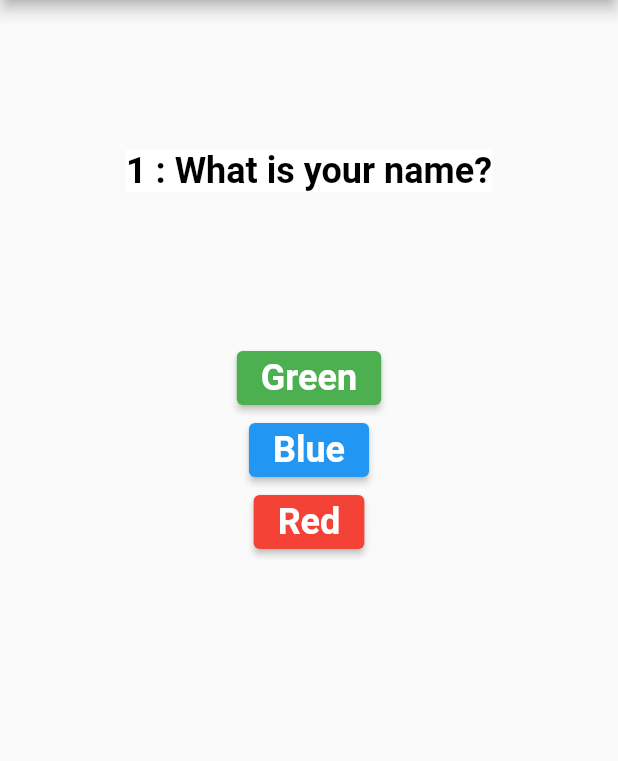
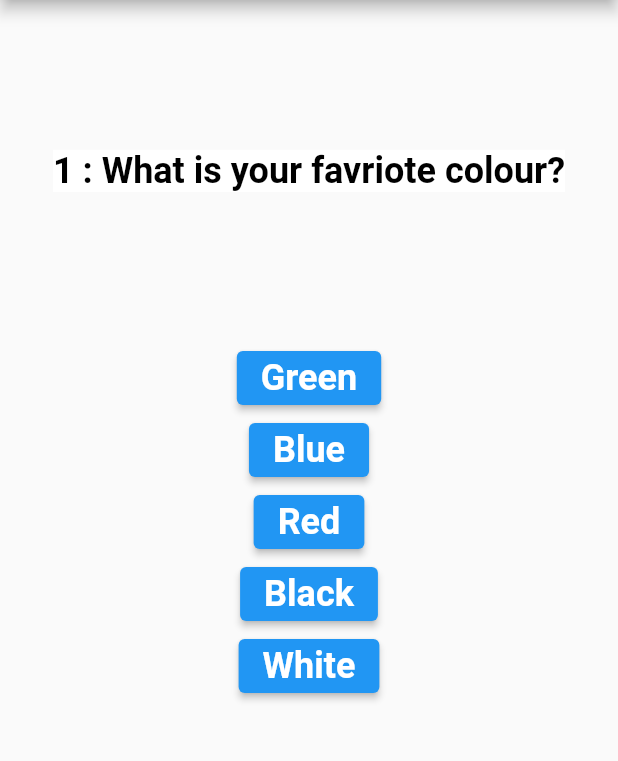
Before and after one commit to chetanlohar/flutter, a Flutter app: the screen it shows after launch, on a phone screen of 412 x 824 dp, the part 84-845 px from its top. Run offline on Flutter 3.47's test engine with Material 2 defaults, Android fonts, the phone set to English and light mode, and no system bars.

Commit message:
[RM-1] Assignment1

```diff
--- /dev/null
+++ b/assignment1/lib/main.dart
@@ -0,0 +1,28 @@
+import 'package:assignment1/text.dart';
+import 'package:assignment1/textcontrol.dart';
+import 'package:flutter/material.dart';
+
+class Assign1 extends StatefulWidget {
+  @override
+  State<StatefulWidget> createState() {
+    return Assign1State();
+  }
+}
+
+class Assign1State extends State<Assign1> {
+  @override
+  Widget build(BuildContext context) {
+    return MaterialApp(
+      home: Scaffold(
+        appBar: AppBar(
+          title: MyText('Assignment 1'),
+        ),
+        body: TextControl(),
+      ),
+    );
+  }
+}
+
+void main(List<String> args) {
+  runApp(Assign1());
+}
--- a/my_second_app/lib/answer.dart
+++ b/my_second_app/lib/answer.dart
@@ -1,11 +1,10 @@
 import 'package:flutter/material.dart';
 
 class Answer extends StatelessWidget {
-  final String name;
-  final MaterialColor materialColor;
+  final String _answerText;
   final Function _ansQuesHandler;
 
-  Answer(this.name, this.materialColor, this._ansQuesHandler);
+  Answer(this._answerText, this._ansQuesHandler);
 
   @override
   Widget build(BuildContext context) {
@@ -14,15 +13,16 @@
       child: ElevatedButton(
         onPressed: _ansQuesHandler,
         child: Text(
-          name,
+          _answerText,
           textAlign: TextAlign.center,
           style: TextStyle(
             fontWeight: FontWeight.bold,
             fontSize: 24,
+            color: Colors.white,
           ),
         ),
         style: ButtonStyle(
-          backgroundColor: MaterialStateProperty.all<Color>(materialColor),
+          backgroundColor: MaterialStateProperty.all<Color>(Colors.blue),
         ),
       ),
     );
--- a/my_second_app/lib/main.dart
+++ b/my_second_app/lib/main.dart
@@ -1,6 +1,7 @@
 import 'package:flutter/material.dart';
-import 'package:my_second_app/answer.dart';
 import 'package:my_second_app/question.dart';
+import 'package:my_second_app/quiz.dart';
+import 'package:my_second_app/result.dart';
 
 class ChetanApp extends StatefulWidget {
   @override
@@ -13,16 +14,27 @@
   int _idx = 0;
   Question _q = Question(0, 'Click to show questions');
 
-  List<Question> _questions = [
-    Question(1, 'What is your name?'),
-    Question(2, 'What is you do?'),
-    Question(3, 'What is your city?'),
+  List<Map<String, Object>> map = [
+    {
+      'question': 'What is your favriote colour?',
+      'answers': ['Green', 'Blue', 'Red', 'Black', 'White'],
+    },
+    {
+      'question': 'Which is your favriote city?',
+      'answers': ['Mumbai', 'Pune', 'Nashik'],
+    },
   ];
+
+  // List<Question> _questions = [
+  //   Question(1, 'What is your name?'),
+  //   Question(2, 'What is you do?'),
+  //   Question(3, 'What is your city?'),
+  // ];
 
   void _ansQues() {
     print('Pre: $_idx');
     setState(() {
-      _q = Question(_questions[_idx].queId, _questions[_idx].questionText);
+      _q = Question(_idx, map[_idx]['question']);
       _idx++;
       if (_idx == 3) {
         print('equal to 3');
@@ -39,14 +51,13 @@
         appBar: AppBar(
           title: Text('Rental Management'),
         ),
-        body: Column(
-          children: [
-            Question(_questions[_idx].queId, _questions[_idx].questionText),
-            Answer('Green', Colors.green, _ansQues),
-            Answer('Blue', Colors.blue, _ansQues),
-            Answer('Red', Colors.red, _ansQues),
-          ],
-        ),
+        body: _idx < map.length
+            ? Quiz(
+                questions: map,
+                idx: _idx,
+                ansQuesHandler: _ansQues,
+              )
+            : Result(),
       ),
     );
   }
--- /dev/null
+++ b/my_second_app/lib/quiz.dart
@@ -0,0 +1,28 @@
+import 'package:flutter/material.dart';
+import 'package:my_second_app/question.dart';
+
+import 'answer.dart';
+
+class Quiz extends StatelessWidget {
+  final int idx;
+  final List<Map<String, Object>> questions;
+  final Function ansQuesHandler;
+
+  Quiz({
+    @required this.questions,
+    @required this.ansQuesHandler,
+    @required this.idx,
+  });
+
+  @override
+  Widget build(BuildContext context) {
+    return Column(
+      children: [
+        Question(idx + 1, questions[idx]['question']),
+        ...(questions[idx]['answers'] as List<String>).map((e) {
+          return Answer(e, ansQuesHandler);
+        }).toList(),
+      ],
+    );
+  }
+}
```
Also changed, not shown: assignment1/lib/text.dart (added, +12 -0 lines), assignment1/lib/textcontrol.dart (added, +32 -0 lines), assignment1/pubspec.yaml (added, +76 -0 lines), my_second_app/lib/result.dart (added, +15 -0 lines), assignment1/pubspec.lock (added), 66 other files.
